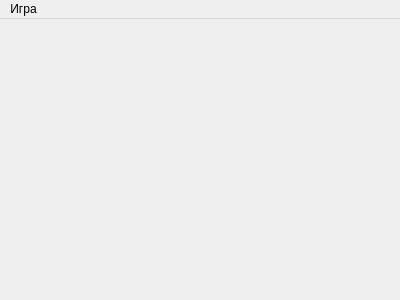
The window that dialogs/mainwindow.ui (gurmaaan/TheSameGame) describes before a commit, drawn with Qt 5.
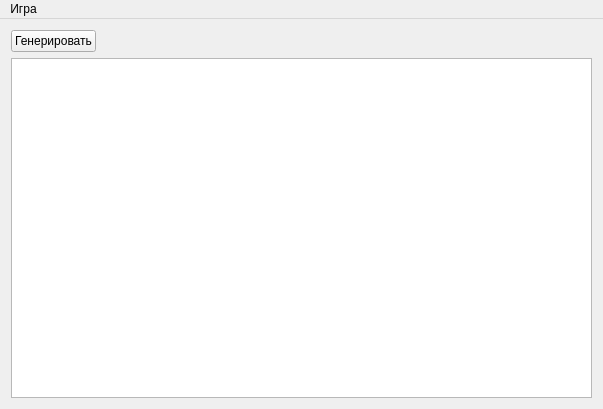
The same window after the commit. Icons and pictures are not drawn.

Commit message: Автоматический ресайзинг клеток таблицы при ресайзе окна БАГ: изначально клетки ресайзятся неправильно

Patch:
```diff
--- a/dialogs/mainwindow.ui
+++ b/dialogs/mainwindow.ui
@@ -6,8 +6,8 @@
    <rect>
     <x>0</x>
     <y>0</y>
-    <width>400</width>
-    <height>300</height>
+    <width>603</width>
+    <height>409</height>
    </rect>
   </property>
   <property name="windowTitle">
@@ -17,13 +17,56 @@
    <iconset resource="../sources.qrc">
     <normaloff>:/icons/favicon.png</normaloff>:/icons/favicon.png</iconset>
   </property>
-  <widget class="QWidget" name="centralWidget"/>
+  <widget class="QWidget" name="centralWidget">
+   <layout class="QVBoxLayout" name="verticalLayout">
+    <item>
+     <layout class="QHBoxLayout" name="gen_H_lyt">
+      <item>
+       <widget class="QPushButton" name="gen_btn">
+        <property name="text">
+         <string>Генерировать</string>
+        </property>
+       </widget>
+      </item>
+      <item>
+       <spacer name="gen_H_spcr">
+        <property name="orientation">
+         <enum>Qt::Horizontal</enum>
+        </property>
+        <property name="sizeHint" stdset="0">
+         <size>
+          <width>40</width>
+          <height>20</height>
+         </size>
+        </property>
+       </spacer>
+      </item>
+     </layout>
+    </item>
+    <item>
+     <widget class="QTableView" name="table_view">
+      <property name="editTriggers">
+       <set>QAbstractItemView::NoEditTriggers</set>
+      </property>
+      <attribute name="horizontalHeaderVisible">
+       <bool>false</bool>
+      </attribute>
+      <attribute name="horizontalHeaderCascadingSectionResizes">
+       <bool>true</bool>
+      </attribute>
+      <attribute name="verticalHeaderVisible">
+       <bool>false</bool>
+      </attribute>
+     </widget>
+    </item>
+   </layout>
+  </widget>
   <widget class="QMenuBar" name="menuBar">
    <property name="geometry">
     <rect>
      <x>0</x>
      <y>0</y>
-     <width>400</width>
+     <width>603</width>
      <height>22</height>
     </rect>
    </property>
```
The commit also changes 7 other files.
